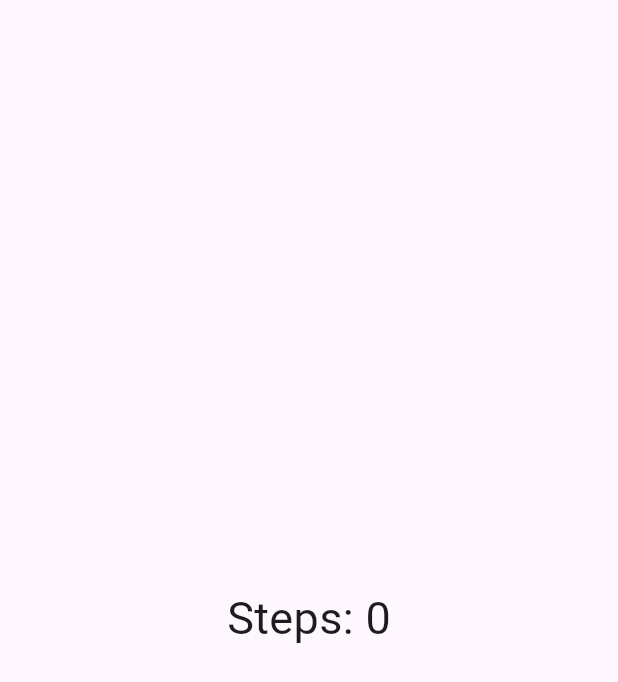
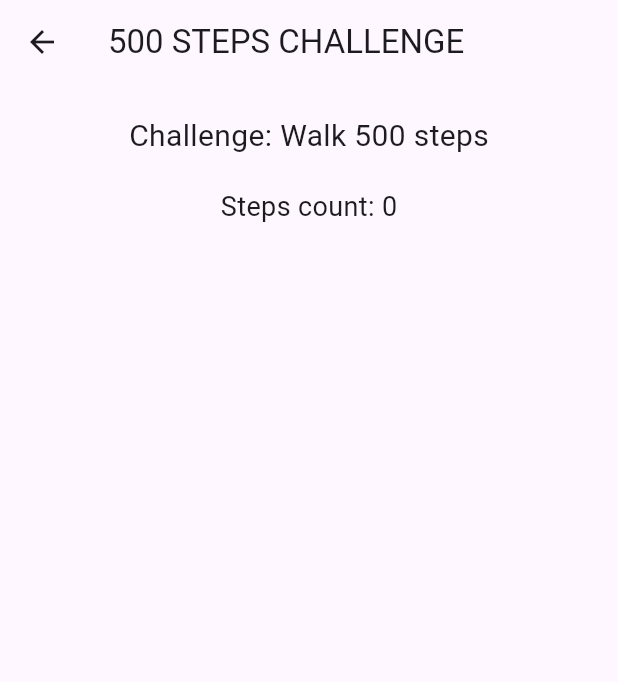
Before and after one commit to basselnseir/stepit, a Flutter app: the StepCounter screen opened directly, on a phone screen of 412 x 824 dp. Shown: the top 682 px of the screen. Run offline on Flutter 3.47's test engine with Material 3 defaults, Android fonts, the light colour scheme and no system bars; our stand-ins replace image_picker, pedometer.

```diff
--- a/lib/main.dart
+++ b/lib/main.dart
@@ -1,6 +1,5 @@
 import 'package:flutter/material.dart';
-import 'package:stepit/pages/take_picture.dart';
-import 'package:stepit/pages/100_steps.dart';
+import 'package:stepit/pages/home.dart';
 
 void main() {
   runApp(const MyApp());
@@ -14,8 +13,7 @@ class MyApp extends StatelessWidget {
   Widget build(BuildContext context) {
     return MaterialApp(
       debugShowCheckedModeBanner: false,
-      home: TakePictureScreen(imagePaths: []),
-      // TODO: change TakePicturePage to HomePage
+      home: HomePage(),
       // TODO: Add theme:, Learn themes
     );
   }
--- a/lib/pages/100_steps.dart
+++ b/lib/pages/100_steps.dart
@@ -53,11 +53,30 @@ class _StepCounterState extends State<StepCounter> {
 
   @override
   Widget build(BuildContext context) {
-    return Center(
-      child: Text(
-        'Steps: $_steps',
-        style: TextStyle(fontSize: 30),
-      ),
-    );
-  }
+      return Scaffold(
+          appBar: AppBar(
+          title: const Text('500 STEPS CHALLENGE'),
+        ),
+        body: Padding(
+          padding: const EdgeInsets.all(20),
+          child: Center(
+                child: Column(
+                  mainAxisAlignment: MainAxisAlignment.start,
+                  children: [
+
+                    const Text(
+                      'Challenge: Walk 500 steps',
+                      style: TextStyle(fontSize: 20),
+                    ),
+                    const SizedBox(height: 20),
+                    Text(
+                      'Steps count: $_steps',
+                      style: const TextStyle(fontSize: 18),
+                    ),
+                  ]
+            ),
+          ),
+        ),
+      );
+    }
 }
```
Also changed, not shown: lib/pages/home.dart (+39 -0 lines), lib/pages/take_picture.dart (+1 -17 lines).
